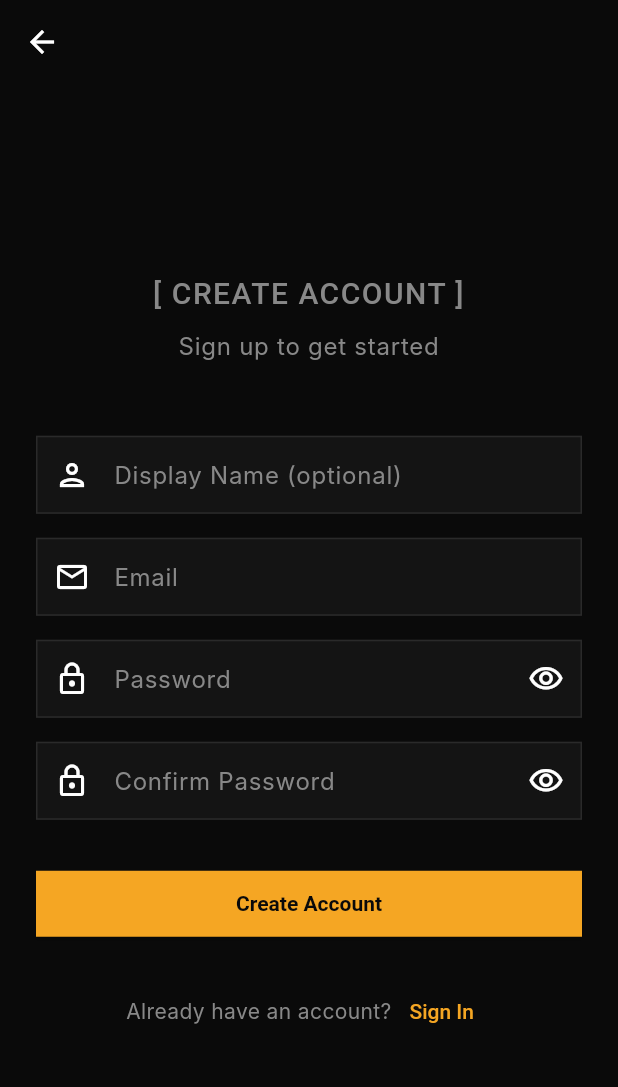
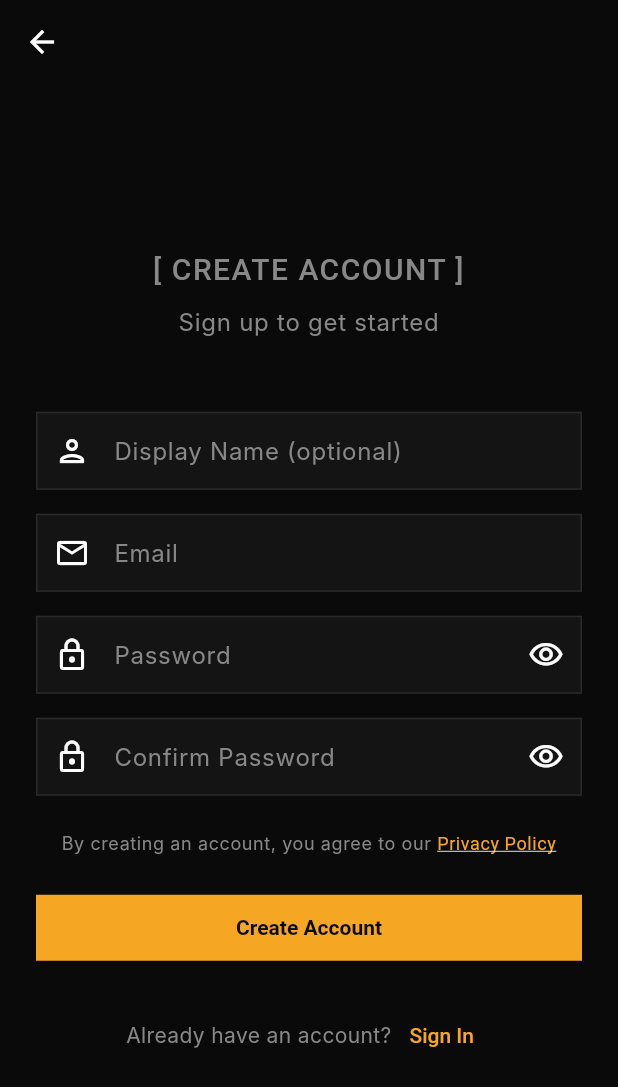
Before and after one commit to rbhans/qr-sidekick, a Flutter app: the RegisterScreen screen opened by its route, on a phone screen of 412 x 824 dp. Shown: the top 1087 px of the screen. Run offline on Flutter 3.47's test engine with Material 3 defaults, Android fonts, the phone set to English and light mode, and no system bars; our stand-ins replace flutter_dotenv, flutter_riverpod, flutter_secure_storage, freezed_annotation, go_router, pdf and 6 more; missing offline and left inert: mobile_scanner, purchases_flutter, purchases_ui_flutter; accounts and stored records are empty; generated files the repository leaves out were written again; Roboto replaces fonts that are missing (Inter, JetBrains Mono).

Commit message:
Set up privacy policy compliance for app store submissions (#4)
- Link PrivacyInfo.xcprivacy in Xcode project for App Store build (required as of March 2024)
- Add privacy policy link to account settings screen
- Add privacy policy consent text with clickable link on registration screen
- Both direct to https://basidekick.com/tools/qsk/privacy

Co-authored-by: Claude Haiku 4.5 <noreply@anthropic.com>

```diff
--- a/lib/presentation/screens/auth/register_screen.dart
+++ b/lib/presentation/screens/auth/register_screen.dart
@@ -1,6 +1,8 @@
+import 'package:flutter/gestures.dart';
 import 'package:flutter/material.dart';
 import 'package:flutter_riverpod/flutter_riverpod.dart';
 import 'package:go_router/go_router.dart';
+import 'package:url_launcher/url_launcher.dart';
 import '../../../core/theme/app_colors.dart';
 import '../../providers/auth_provider.dart';
 
@@ -194,7 +196,37 @@ class _RegisterScreenState extends ConsumerState<RegisterScreen> {
                       return null;
                     },
                   ),
-                  const SizedBox(height: 32),
+                  const SizedBox(height: 24),
+
+                  // Privacy policy notice
+                  RichText(
+                    textAlign: TextAlign.center,
+                    text: TextSpan(
+                      style: Theme.of(context).textTheme.bodySmall?.copyWith(
+                            color: AppColors.textSecondary,
+                          ),
+                      children: [
+                        const TextSpan(
+                            text: 'By creating an account, you agree to our '),
+                        TextSpan(
+                          text: 'Privacy Policy',
+                          style: const TextStyle(
+                            color: AppColors.primary,
+                            decoration: TextDecoration.underline,
+                          ),
+                          recognizer: TapGestureRecognizer()
+                            ..onTap = () {
+                              launchUrl(
+                                Uri.parse(
+                                    'https://basidekick.com/tools/qsk/privacy'),
+                                mode: LaunchMode.externalApplication,
+                              );
+                            },
+                        ),
+                      ],
+                    ),
+                  ),
+                  const SizedBox(height: 24),
 
                   // Register button
                   ElevatedButton(
```
Also changed, not shown: lib/presentation/screens/settings/account_screen.dart (+28 -6 lines), 1 other file.
